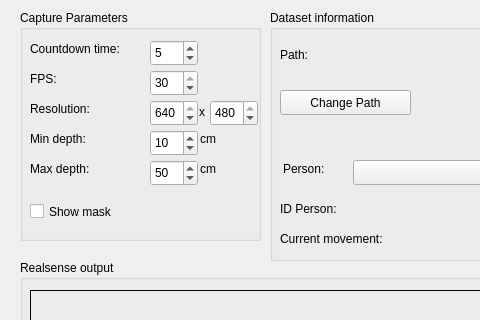
cstopics/realsense_dataset_recorder, file mainwindow.ui: the form before one commit; both pictures show x 0 to 480 and y 0 to 320 of the 1323 by 713 pixel window.
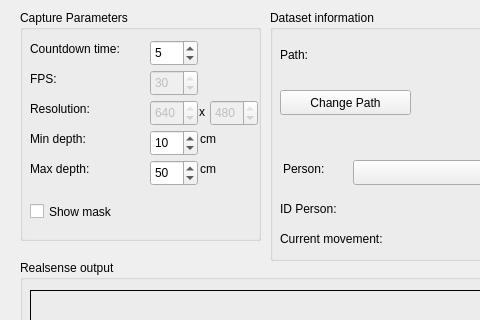
The form after the commit.

Patch:
```diff
--- a/mainwindow.ui
+++ b/mainwindow.ui
@@ -139,6 +139,9 @@
      </property>
     </widget>
     <widget class="QSpinBox" name="in_FPS">
+     <property name="enabled">
+      <bool>false</bool>
+     </property>
      <property name="geometry">
       <rect>
        <x>130</x>
@@ -158,6 +161,9 @@
      </property>
     </widget>
     <widget class="QSpinBox" name="in_resolutionWidth">
+     <property name="enabled">
+      <bool>false</bool>
+     </property>
      <property name="geometry">
       <rect>
        <x>130</x>
@@ -177,6 +183,9 @@
      </property>
     </widget>
     <widget class="QSpinBox" name="in_resolutionHight">
+     <property name="enabled">
+      <bool>false</bool>
+     </property>
      <property name="geometry">
       <rect>
        <x>190</x>
```
Left out of the diff: 2 changed lines with no effect on the pictures.
